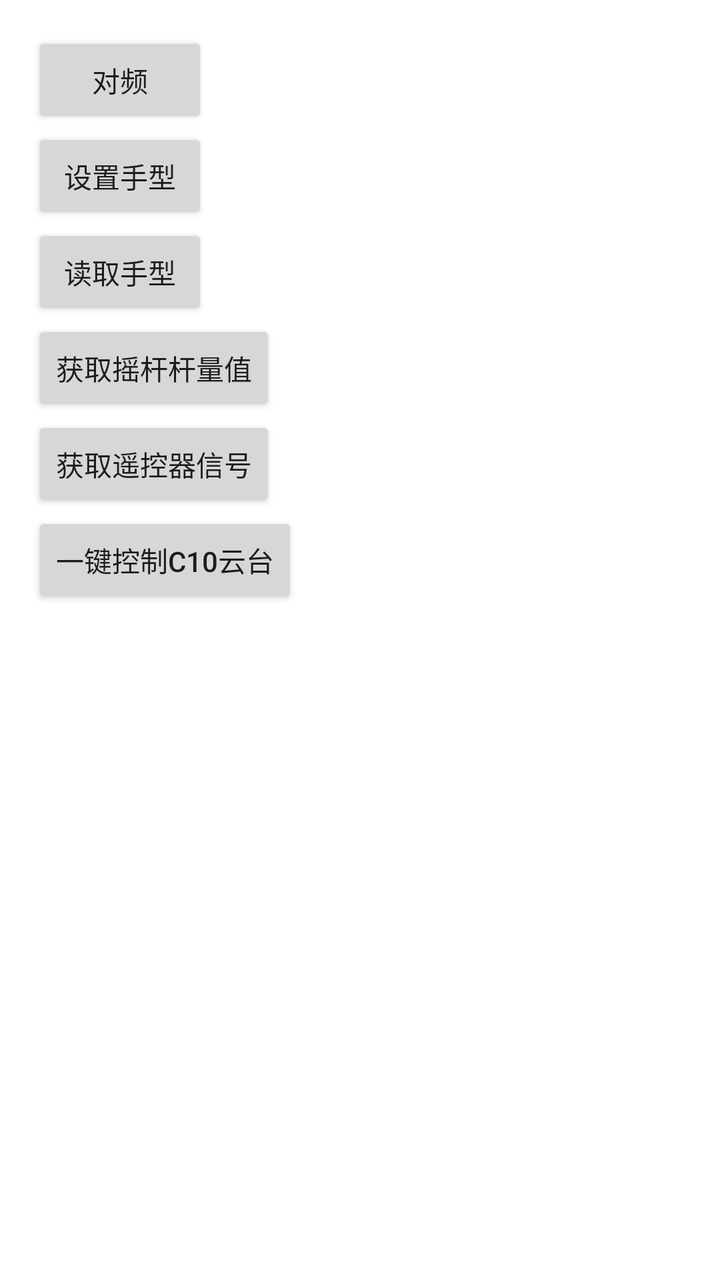
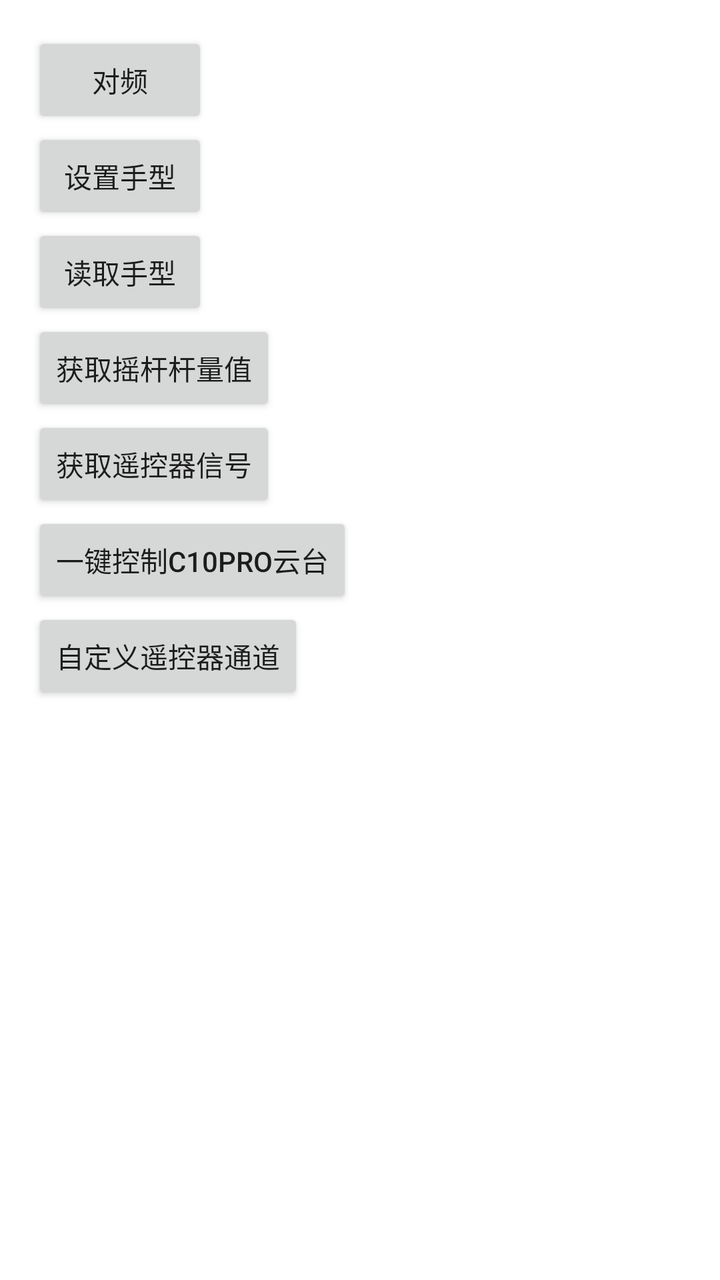

Screens rendered from an Android XML layout before and after an edit, with the pre-edit source and the edit as a unified diff.
<!-- AndroidManifest.xml: application theme Theme.RCSDK_Demo -->
<!-- res/layout/activity_home.xml -->
<?xml version="1.0" encoding="utf-8"?>
<LinearLayout xmlns:android="http://schemas.android.com/apk/res/android"
    android:orientation="horizontal"
    android:layout_width="match_parent"
    android:layout_height="match_parent">
    <ScrollView
        android:layout_width="wrap_content"
        android:layout_height="match_parent">
        <LinearLayout
            android:layout_width="match_parent"
            android:layout_height="wrap_content"
            android:orientation="vertical"
            android:padding="16dp">
            <Button
                android:id="@+id/btn_pairing"
                android:layout_width="wrap_content"
                android:layout_height="wrap_content"
                android:text="对频"/>
            <Button
                android:id="@+id/btn_set_control_mode"
                android:layout_width="wrap_content"
                android:layout_height="wrap_content"
                android:text="设置手型"/>
            <Button
                android:id="@+id/btn_get_control_mode"
                android:layout_width="wrap_content"
                android:layout_height="wrap_content"
                android:text="读取手型"/>
            <Button
                android:id="@+id/btn_get_channels"
                android:layout_width="wrap_content"
                android:layout_height="wrap_content"
                android:text="获取摇杆杆量值"/>
            <Button
                android:id="@+id/btn_get_signal"
                android:layout_width="wrap_content"
                android:layout_height="wrap_content"
                android:text="获取遥控器信号"/>
            <Button
                android:id="@+id/btn_akey"
                android:layout_width="wrap_content"
                android:layout_height="wrap_content"
                android:text="一键控制C10云台" />
        </LinearLayout>
    </ScrollView>
    <TextView
        android:id="@+id/tv_info"
        android:layout_width="0dp"
        android:layout_height="match_parent"
        android:layout_weight="1"
        android:layout_margin="16dp"/>
</LinearLayout>
<!-- resources referenced by this layout -->
<resources>
  <style name="Theme.RCSDK_Demo" parent="Theme.MaterialComponents.DayNight.DarkActionBar">
          
          <item name="colorPrimary">@color/purple_500</item>
          <item name="colorPrimaryVariant">@color/purple_700</item>
          <item name="colorOnPrimary">@color/white</item>
          
          <item name="colorSecondary">@color/teal_200</item>
          <item name="colorSecondaryVariant">@color/teal_700</item>
          <item name="colorOnSecondary">@color/black</item>
          
          <item name="android:statusBarColor" tools:targetApi="l">?attr/colorPrimaryVariant</item>
          
      </style>
  <color name="purple_500">#FF6200EE</color>
  <color name="purple_700">#FF3700B3</color>
  <color name="white">#FFFFFFFF</color>
  <color name="teal_200">#FF03DAC5</color>
  <color name="teal_700">#FF018786</color>
  <color name="black">#FF000000</color>
</resources>

<!-- the commit's change to res/layout/activity_home.xml (unified diff, before → after) -->
@@ -40,7 +40,12 @@
                 android:id="@+id/btn_akey"
                 android:layout_width="wrap_content"
                 android:layout_height="wrap_content"
-                android:text="一键控制C10云台" />
+                android:text="一键控制C10Pro云台" />
+            <Button
+                android:id="@+id/btn_rc_buttons"
+                android:layout_width="wrap_content"
+                android:layout_height="wrap_content"
+                android:text="自定义遥控器通道"/>
         </LinearLayout>
     </ScrollView>
     <TextView
